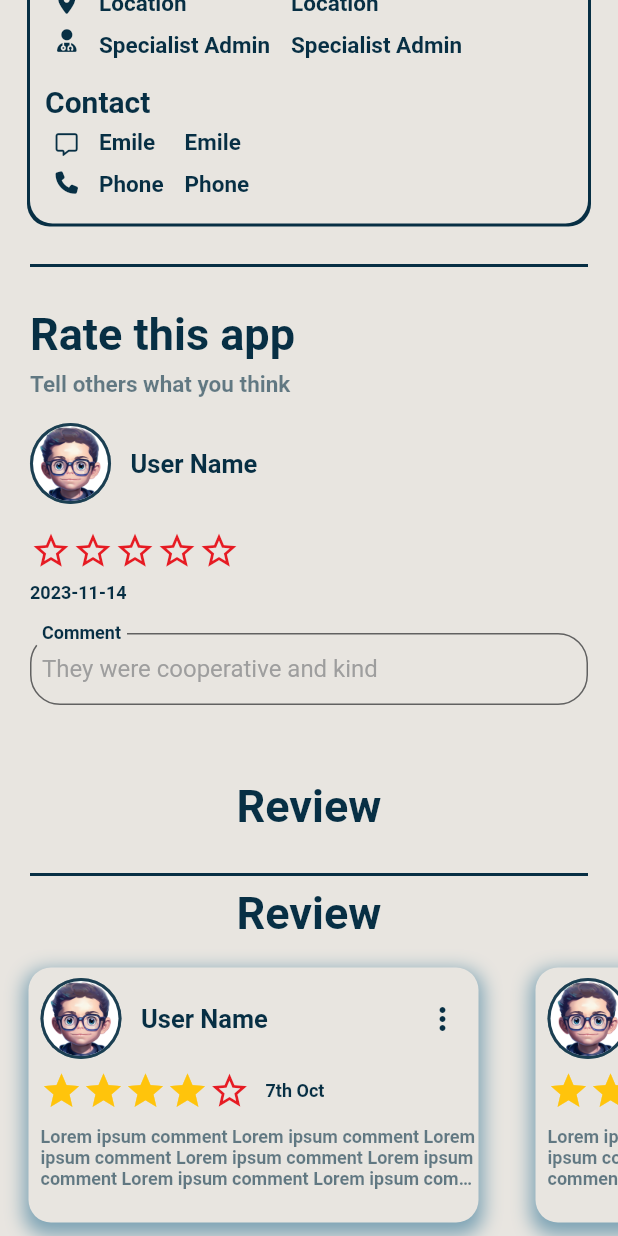
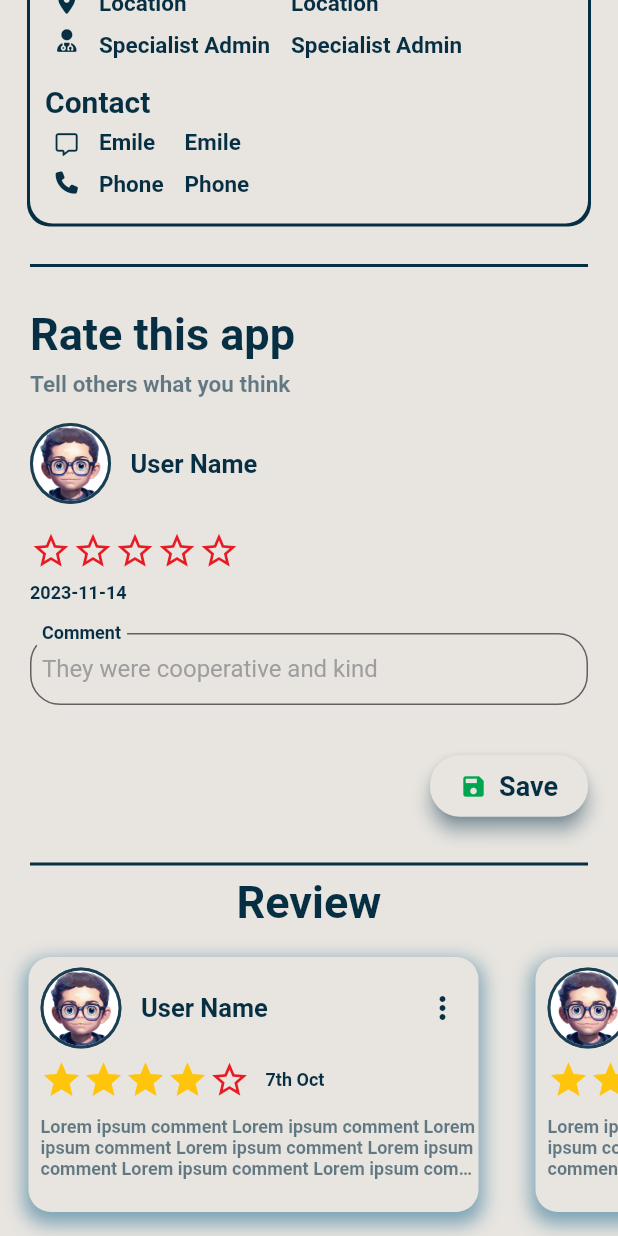
Before and after one commit to AsmaaSaleh1/Spectrum-speak, a Flutter app: the CenterProfile screen opened directly, scrolled down 576 dp, on a phone screen of 412 x 824 dp. Run offline on Flutter 3.47's test engine with Material 2 defaults, Android fonts, the phone set to English and light mode, and no system bars; drawn by our look-alikes of circular_profile_avatar; our stand-ins replace font_awesome_flutter, google_fonts, smooth_star_rating_null_safety; Roboto replaces fonts that are missing (Tinos).

Commit message:
add save button

```diff
--- a/lib/units/review_add_from_user.dart
+++ b/lib/units/review_add_from_user.dart
@@ -5,6 +5,7 @@ import 'package:spectrum_speak/const.dart';
 import 'package:spectrum_speak/widgets/SmoothStarRating.dart';
 
 import 'build_text_field.dart';
+import 'custom_button.dart';
 
 class AddReview extends StatefulWidget {
   final String image, name;
@@ -34,12 +35,16 @@ class _AddReviewState extends State<AddReview> {
     String formattedDate = formatter.format(now);
     double screenWidth = constraints.maxWidth;
     EdgeInsets contentPadding;
+    double linePadding;
     if (screenWidth >= 1200) {
       contentPadding = const EdgeInsets.symmetric(vertical: 20,horizontal: 110.0);
+      linePadding=110;
     } else if (screenWidth >= 800) {
       contentPadding = const EdgeInsets.symmetric(vertical: 20,horizontal:70.0);
+      linePadding=70;
     } else {
       contentPadding = const EdgeInsets.symmetric(vertical: 20,horizontal:20.0);
+      linePadding=20;
     }
     return Padding(
       padding: contentPadding,
@@ -119,18 +124,21 @@ class _AddReviewState extends State<AddReview> {
           buildTextField(
               "Comment", "They were cooperative and kind", false, isObscurePassword
           ),
-          const SizedBox(
-            height: 20,
-          ),
           Align(
-            alignment: AlignmentDirectional.topCenter,
-            child: Text(
-              "Review",
-              style: TextStyle(
-                fontSize: 30.0,
-                fontWeight: FontWeight.bold,
-                color: kDarkerColor,
+            alignment: AlignmentDirectional.topEnd ,
+            child: CustomButton(
+              foregroundColor: kDarkerColor,
+              backgroundColor: kPrimary,
+              onPressed: () {
+                // Handle the edit profile action here
+                //TODO:Hide all the addReview part and display on it the own card review
+              },
+              buttonText: 'Save',
+              icon: const Icon(
+                Icons.save,
+                size: 18.0,
               ),
+              iconColor: kGreen,
             ),
           ),
         ],
```
